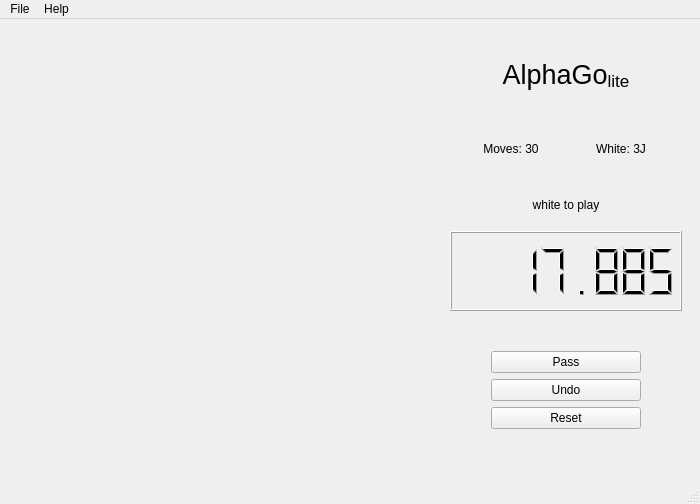
Before: the Qt Designer form code/other_files/main.ui in AynurHasanova/AlphaGo, drawn with Qt 5.
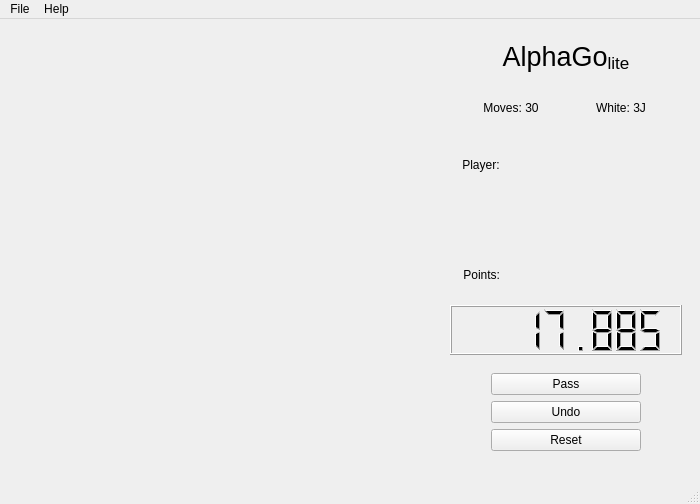
After: the same form once the commit is applied.

The edit to the form file:
```diff
--- a/code/other_files/main.ui
+++ b/code/other_files/main.ui
@@ -66,7 +66,7 @@
              <property name="maximumSize">
               <size>
                <width>16777215</width>
-               <height>76</height>
+               <height>40</height>
               </size>
              </property>
              <property name="styleSheet">
@@ -81,8 +81,8 @@
             <widget class="QWidget" name="status_box" native="true">
              <property name="maximumSize">
               <size>
-               <width>16777215</width>
-               <height>60</height>
+               <width>300</width>
+               <height>50</height>
               </size>
              </property>
              <layout class="QHBoxLayout" name="horizontalLayout_7">
@@ -90,6 +90,12 @@
                <layout class="QHBoxLayout" name="horizontalLayout_6">
                 <item>
                  <widget class="QLabel" name="moves_count_label">
+                  <property name="maximumSize">
+                   <size>
+                    <width>16777215</width>
+                    <height>25</height>
+                   </size>
+                  </property>
                   <property name="text">
                    <string>Moves: 30</string>
                   </property>
@@ -100,6 +106,12 @@
                 </item>
                 <item>
                  <widget class="QLabel" name="current_move_label">
+                  <property name="maximumSize">
+                   <size>
+                    <width>16777215</width>
+                    <height>25</height>
+                   </size>
+                  </property>
                   <property name="text">
                    <string>White: 3J</string>
                   </property>
@@ -114,29 +126,80 @@
             </widget>
            </item>
            <item>
-            <widget class="QWidget" name="widget_2" native="true">
+            <widget class="QWidget" name="widget_4" native="true">
+             <widget class="QWidget" name="horizontalLayoutWidget_2">
+              <property name="geometry">
+               <rect>
+                <x>9</x>
+                <y>10</y>
+                <width>201</width>
+                <height>31</height>
+               </rect>
+              </property>
+              <layout class="QHBoxLayout" name="horizontalLayout_3">
+               <item>
+                <widget class="QLabel" name="current_player_label">
+                 <property name="maximumSize">
+                  <size>
+                   <width>300</width>
+                   <height>25</height>
+                  </size>
+                 </property>
+                 <property name="text">
+                  <string> Player:</string>
+                 </property>
+                </widget>
+               </item>
+              </layout>
+             </widget>
+            </widget>
+           </item>
+           <item>
+            <widget class="QWidget" name="widget_3" native="true">
+             <property name="enabled">
+              <bool>true</bool>
+             </property>
              <property name="maximumSize">
               <size>
-               <width>16777215</width>
-               <height>40</height>
+               <width>300</width>
+               <height>50</height>
               </size>
              </property>
-             <layout class="QHBoxLayout" name="horizontalLayout_4">
-              <item>
-               <layout class="QHBoxLayout" name="horizontalLayout_3">
-                <item>
-                 <widget class="QLabel" name="current_player_label">
-                  <property name="text">
-                   <string>white to play</string>
-                  </property>
-                  <property name="alignment">
-                   <set>Qt::AlignCenter</set>
-                  </property>
-                 </widget>
-                </item>
-               </layout>
-              </item>
-             </layout>
+             <widget class="QWidget" name="horizontalLayoutWidget">
+              <property name="geometry">
+               <rect>
+                <x>10</x>
+                <y>10</y>
+                <width>201</width>
+                <height>31</height>
+               </rect>
+              </property>
+              <layout class="QHBoxLayout" name="horizontalLayout_5">
+               <item>
+                <widget class="QLabel" name="points_label">
+                 <property name="maximumSize">
+                  <size>
+                   <width>300</width>
+                   <height>25</height>
+                  </size>
+                 </property>
+                 <property name="text">
+                  <string> Points: </string>
+                 </property>
+                </widget>
+               </item>
+              </layout>
+             </widget>
+             <widget class="QWidget" name="widget_2" native="true">
+              <property name="geometry">
+               <rect>
+                <x>10</x>
+                <y>50</y>
+                <width>191</width>
+                <height>31</height>
+               </rect>
+              </property>
+             </widget>
             </widget>
            </item>
            <item>
@@ -147,7 +210,7 @@
              <property name="maximumSize">
               <size>
                <width>16777215</width>
-               <height>80</height>
+               <height>50</height>
               </size>
              </property>
              <property name="acceptDrops">
```
Left out of the diff: 2 changed lines with no effect on the pictures.
